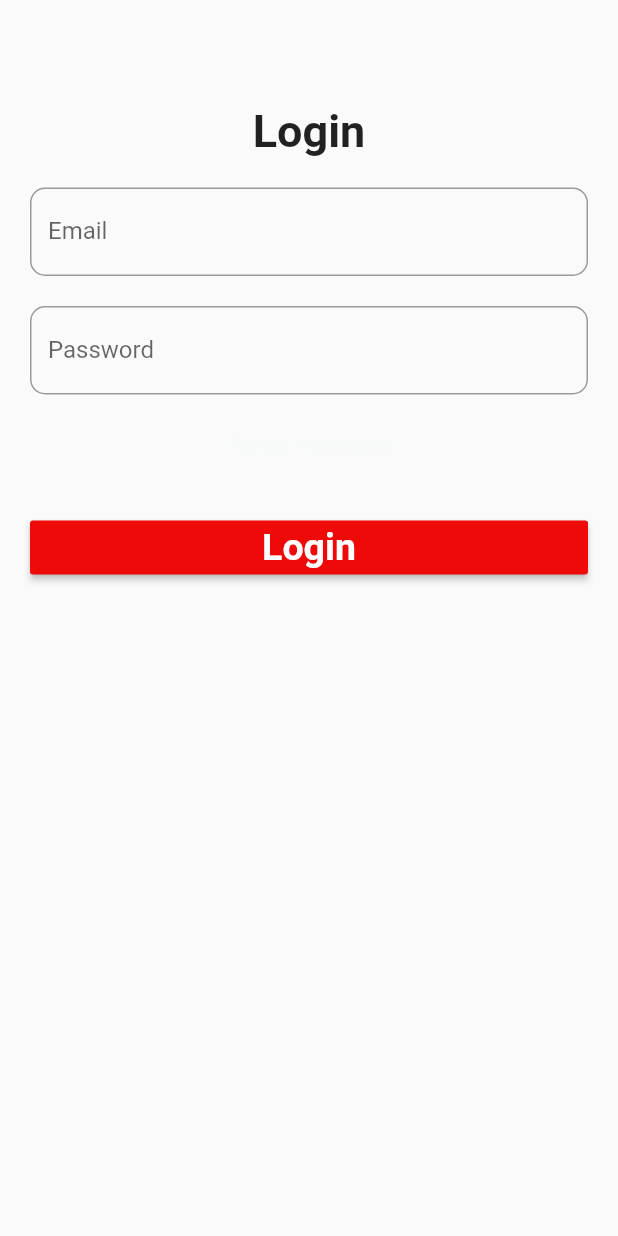
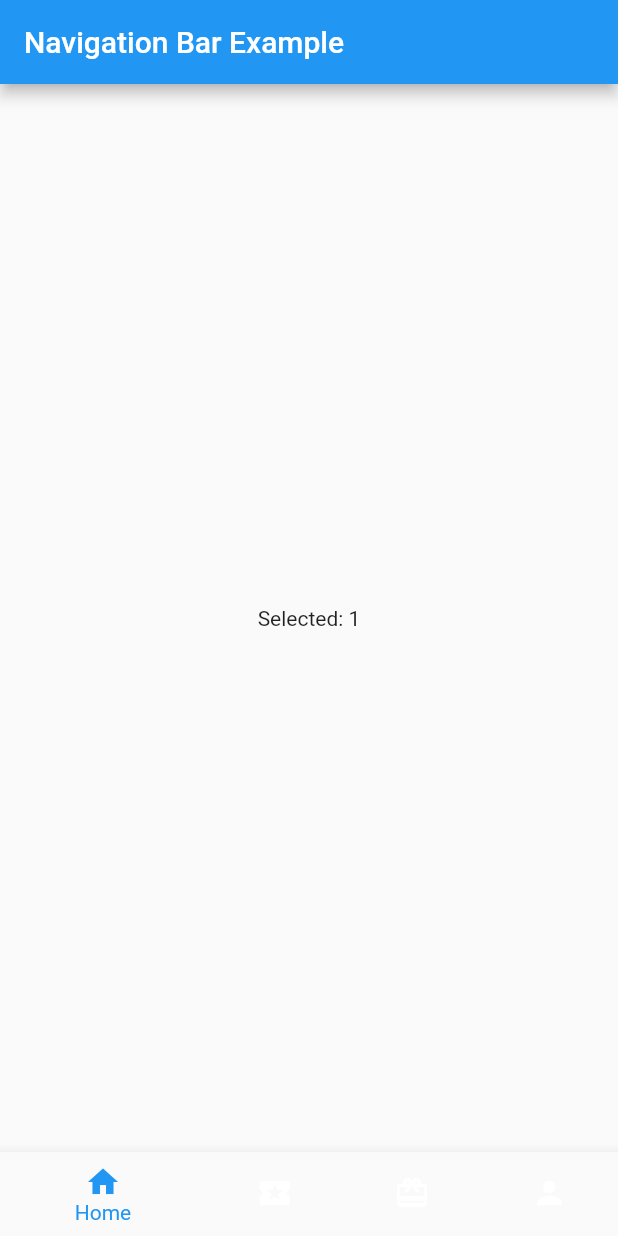
Before and after one commit to MrAnmol08/movielovers, a Flutter app: the screen it shows after launch, on a phone screen of 412 x 824 dp. Run offline on Flutter 3.47's test engine with Material 2 defaults, Android fonts, the phone set to English and light mode, and no system bars; our stand-ins replace google_fonts; Roboto replaces fonts that are missing (Khand).

Commit message:
added icon on navigation bar of home

```diff
--- a/lib/MyHomePage.dart
+++ b/lib/MyHomePage.dart
@@ -0,0 +1,56 @@
+import 'package:flutter/material.dart';
+
+void main() {
+  runApp(MyApp());
+}
+
+class MyApp extends StatelessWidget {
+  @override
+  Widget build(BuildContext context) {
+    return const MaterialApp(
+      title: 'Home Page',
+      home: MyHomePage(),
+    );
+  }
+}
+
+class MyHomePage extends StatefulWidget {
+  const MyHomePage({Key? key}) : super(key: key);
+
+  @override
+  // ignore: library_private_types_in_public_api
+  _MyHomePageState createState() => _MyHomePageState();
+}
+
+class _MyHomePageState extends State<MyHomePage> {
+  int _selectedIndex = 0;
+
+  void _onItemTapped(int index) {
+    setState(() {
+      _selectedIndex = index;
+    });
+  }
+
+  @override
+  Widget build(BuildContext context) {
+    return Scaffold(
+      appBar: AppBar(
+        title: const Text("Navigation Bar Example"),
+      ),
+      body: Center(
+        child: Text("Selected: ${_selectedIndex + 1}"),
+      ),
+      bottomNavigationBar: BottomNavigationBar(
+        fixedColor: Colors.blue,
+        items: const [
+          BottomNavigationBarItem(icon: Icon(Icons.home), label: 'Home'),
+          BottomNavigationBarItem(icon: Icon(Icons.local_play), label: 'Ticket'),
+          BottomNavigationBarItem(icon: Icon(Icons.card_giftcard), label: 'Product'),
+          BottomNavigationBarItem(icon: Icon(Icons.person), label: 'You'),
+        ],
+        currentIndex: _selectedIndex,
+        onTap: _onItemTapped,
+      ),
+    );
+  }
+}
--- a/lib/main.dart
+++ b/lib/main.dart
@@ -1,5 +1,6 @@
 import 'package:flutter/material.dart';
 import 'package:movielovers/LoginPage.dart';
+import 'package:movielovers/MyHomePage.dart';
 import 'package:movielovers/RegisterPage.dart';
 import "SplashScreen.dart";
 import 'package:google_fonts/google_fonts.dart';
@@ -15,7 +16,7 @@ class SplashScreen extends StatelessWidget {
     return const MaterialApp(
       debugShowCheckedModeBanner: false,
       title: 'Movie Lovers',
-      home: LoginPage(),
+      home: MyHomePage(),
 
 
     );
```
